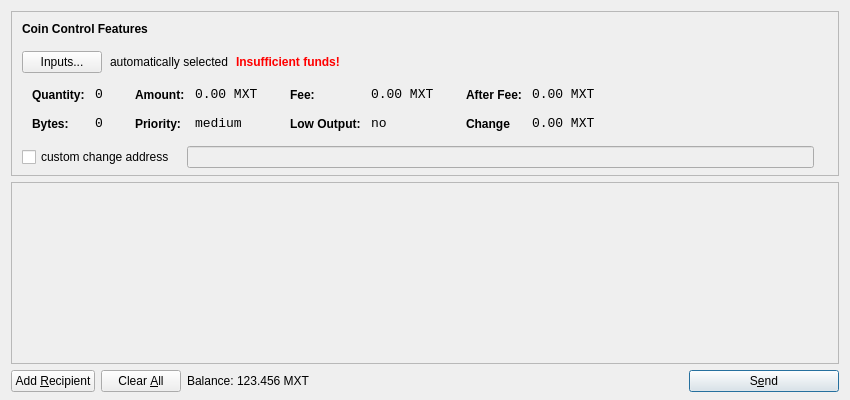
Qt form src/qt/forms/sendcoinsdialog.ui (martexcoin/martexcoin_4x) before a commit.
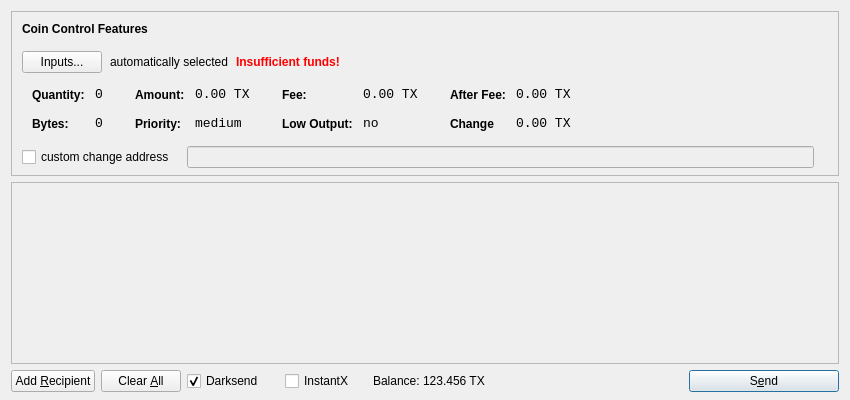
The same form after that commit. Icons and pictures are not drawn.

The edit to the form file:
```diff
--- a/src/qt/forms/sendcoinsdialog.ui
+++ b/src/qt/forms/sendcoinsdialog.ui
@@ -321,7 +321,7 @@
                   <enum>Qt::ActionsContextMenu</enum>
                  </property>
                  <property name="text">
-                  <string>0.00 MXT</string>
+                  <string>0.00 TX</string>
                  </property>
                  <property name="textInteractionFlags">
                   <set>Qt::LinksAccessibleByMouse|Qt::TextSelectableByKeyboard|Qt::TextSelectableByMouse</set>
@@ -407,7 +407,7 @@
                   <enum>Qt::ActionsContextMenu</enum>
                  </property>
                  <property name="text">
-                  <string>0.00 MXT</string>
+                  <string>0.00 TX</string>
                  </property>
                  <property name="textInteractionFlags">
                   <set>Qt::LinksAccessibleByMouse|Qt::TextSelectableByKeyboard|Qt::TextSelectableByMouse</set>
@@ -493,7 +493,7 @@
                   <enum>Qt::ActionsContextMenu</enum>
                  </property>
                  <property name="text">
-                  <string>0.00 MXT</string>
+                  <string>0.00 TX</string>
                  </property>
                  <property name="textInteractionFlags">
                   <set>Qt::LinksAccessibleByMouse|Qt::TextSelectableByKeyboard|Qt::TextSelectableByMouse</set>
@@ -525,7 +525,7 @@
                   <enum>Qt::ActionsContextMenu</enum>
                  </property>
                  <property name="text">
-                  <string>0.00 MXT</string>
+                  <string>0.00 TX</string>
                  </property>
                  <property name="textInteractionFlags">
                   <set>Qt::LinksAccessibleByMouse|Qt::TextSelectableByKeyboard|Qt::TextSelectableByMouse</set>
@@ -707,6 +707,38 @@
        <property name="spacing">
         <number>3</number>
        </property>
+        <item>
+        <widget class="QCheckBox" name="checkUseDarksend">
+         <property name="minimumSize">
+          <size>
+           <width>95</width>
+           <height>0</height>
+          </size>
+         </property>
+         <property name="text">
+          <string>Darksend</string>
+         </property>
+         <property name="checked">
+          <bool>true</bool>
+         </property>
+        </widget>
+       </item>
+       <item>
+        <widget class="QCheckBox" name="checkInstantX">
+         <property name="enabled">
+          <bool>true</bool>
+         </property>
+         <property name="minimumSize">
+          <size>
+           <width>85</width>
+           <height>0</height>
+          </size>
+         </property>
+         <property name="text">
+          <string>InstantX</string>
+         </property>
+        </widget>
+       </item>
        <item>
         <widget class="QLabel" name="label">
          <property name="sizePolicy">
@@ -732,7 +764,7 @@
           <cursorShape>IBeamCursor</cursorShape>
          </property>
          <property name="text">
-          <string>123.456 MXT</string>
+          <string>123.456 TX</string>
          </property>
          <property name="textInteractionFlags">
           <set>Qt::LinksAccessibleByMouse|Qt::TextSelectableByKeyboard|Qt::TextSelectableByMouse</set>
```
Left out of the diff: 8 changed lines with no effect on the pictures.
